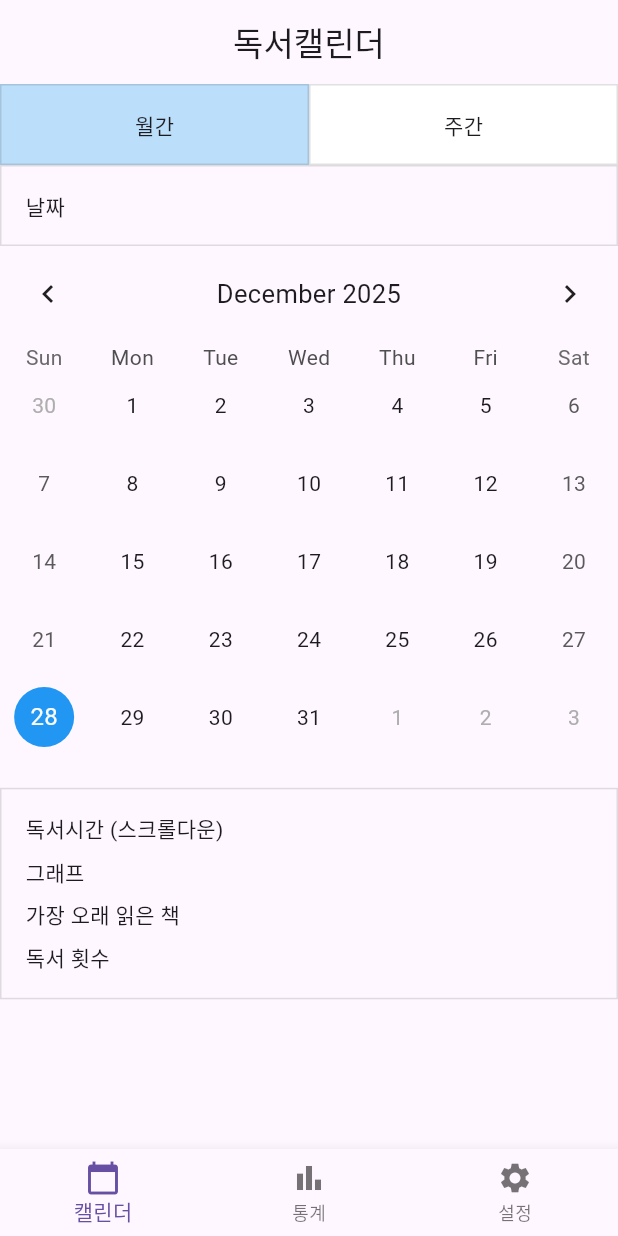
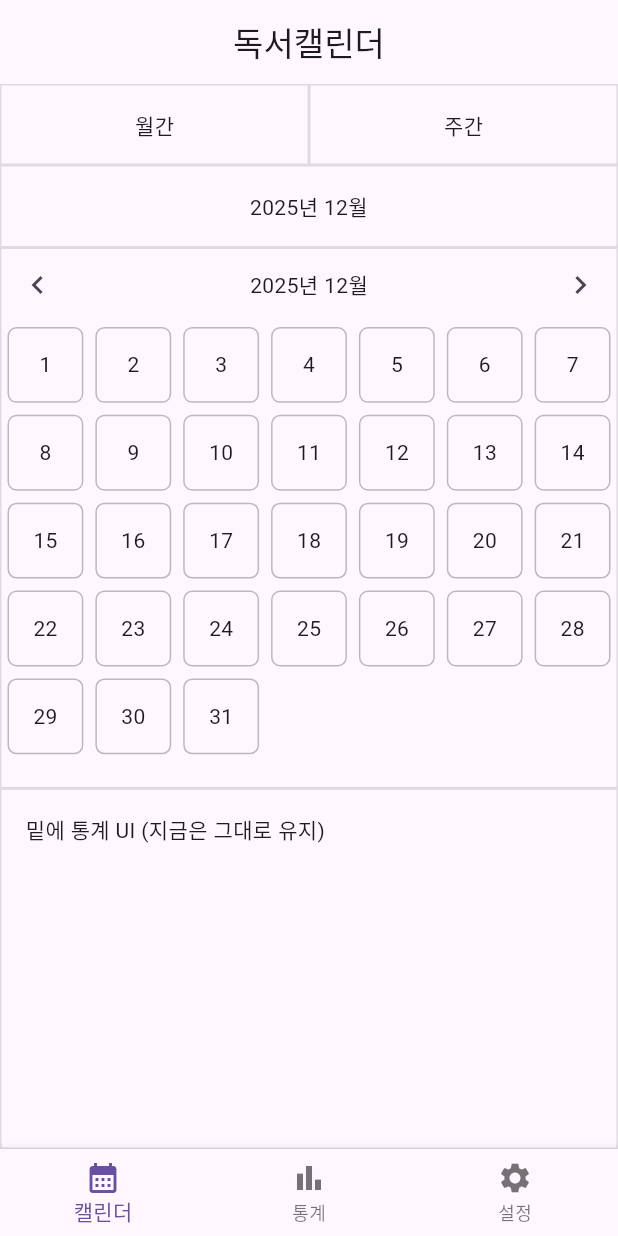
Before and after one commit to KTM090830-77/ebook, a Flutter app: the screen it shows after launch, on a phone screen of 412 x 824 dp. Run offline on Flutter 3.47's test engine with Material 3 defaults, Android fonts, the phone set to English and light mode, and no system bars; drawn by our look-alikes of table_calendar; our stand-ins replace shared_preferences.

Commit message:
0.1.0 ver

```diff
--- a/lib/main.dart
+++ b/lib/main.dart
@@ -1,193 +1,360 @@
+import 'dart:convert';
 import 'package:flutter/material.dart';
-import 'package:table_calendar/table_calendar.dart';
-import 'package:intl/intl.dart';
+import 'package:shared_preferences/shared_preferences.dart';
 
 void main() {
   runApp(const MyApp());
 }
 
-class MyApp extends StatelessWidget {
+////////////////////////////////////////////////////
+///  🌗 앱 전체 테마 관리
+////////////////////////////////////////////////////
+class MyApp extends StatefulWidget {
   const MyApp({super.key});
+
+  @override
+  State<MyApp> createState() => _MyAppState();
+}
+
+class _MyAppState extends State<MyApp> {
+  bool isDark = false;
 
   @override
   Widget build(BuildContext context) {
     return MaterialApp(
-      home: const HomeScreen(),
       debugShowCheckedModeBanner: false,
+
+      themeMode: isDark ? ThemeMode.dark : ThemeMode.light,
+      theme: ThemeData.light(),
+      darkTheme: ThemeData.dark(),
+
+      home: HomeScreen(
+        isDark: isDark,
+        onThemeChanged: (v) => setState(() => isDark = v),
+      ),
     );
   }
 }
 
+////////////////////////////////////////////////////
+///  🏠 홈 + 하단 네비게이션
+////////////////////////////////////////////////////
 class HomeScreen extends StatefulWidget {
-  const HomeScreen({super.key});
+  final bool isDark;
+  final Function(bool) onThemeChanged;
+
+  const HomeScreen({
+    super.key,
+    required this.isDark,
+    required this.onThemeChanged,
+  });
 
   @override
   State<HomeScreen> createState() => _HomeScreenState();
 }
 
 class _HomeScreenState extends State<HomeScreen> {
-  CalendarFormat _calendarFormat = CalendarFormat.month;
-  DateTime _focusedDay = DateTime.now();
-  DateTime? _selectedDay;
+  int index = 0;
+
+  late final List<Widget> pages;
+
+  @override
+  void initState() {
+    super.initState();
+    pages = [
+      const CalendarPage(),
+      const DummyStatsPage(),
+      DummySettingsPage(
+        isDark: widget.isDark,
+        onThemeChanged: widget.onThemeChanged,
+      ),
+    ];
+  }
 
   @override
   Widget build(BuildContext context) {
     return Scaffold(
+      body: pages[index],
+      bottomNavigationBar: BottomNavigationBar(
+        currentIndex: index,
+        onTap: (v) => setState(() => index = v),
+        items: const [
+          BottomNavigationBarItem(
+              icon: Icon(Icons.calendar_month), label: "캘린더"),
+          BottomNavigationBarItem(icon: Icon(Icons.bar_chart), label: "통계"),
+          BottomNavigationBarItem(icon: Icon(Icons.settings), label: "설정"),
+        ],
+      ),
+    );
+  }
+}
+
+////////////////////////////////////////////////////
+///  📅 캘린더 + 날짜 기록 저장
+////////////////////////////////////////////////////
+class CalendarPage extends StatefulWidget {
+  const CalendarPage({super.key});
+
+  @override
+  State<CalendarPage> createState() => _CalendarPageState();
+}
+
+class _CalendarPageState extends State<CalendarPage> {
+  DateTime currentMonth = DateTime.now();
+
+  Map<String, Map<String, String>> records = {};
+  String key(DateTime d) => "${d.year}-${d.month}-${d.day}";
+
+  @override
+  void initState() {
+    super.initState();
+    loadData();
+  }
+
+  Future<void> loadData() async {
+    final prefs = await SharedPreferences.getInstance();
+    final data = prefs.getString("records");
+
+    if (data != null) {
+      setState(() {
+        records = Map<String, Map<String, String>>.from(
+          jsonDecode(data).map(
+                (k, v) => MapEntry(k, Map<String, String>.from(v)),
+          ),
+        );
+      });
+    }
+  }
+
+  Future<void> saveData() async {
+    final prefs = await SharedPreferences.getInstance();
+    prefs.setString("records", jsonEncode(records));
+  }
+
+  @override
+  Widget build(BuildContext context) {
+    final last = DateTime(currentMonth.year, currentMonth.month + 1, 0);
+    final days = List.generate(
+      last.day,
+          (i) => DateTime(currentMonth.year, currentMonth.month, i + 1),
+    );
+
+    return Scaffold(
       appBar: AppBar(
-        title: const Text('독서캘린더'),
+        title: const Text("독서캘린더"),
         centerTitle: true,
       ),
-
       body: Column(
         children: [
-          // 🔵 월간 / 주간 선택 버튼
+          /// 월간 / 주간 UI (현재는 형태만 유지)
           Row(
             children: [
               Expanded(
-                child: InkWell(
-                  onTap: () {
-                    setState(() {
-                      _calendarFormat = CalendarFormat.month;
-                    });
-                  },
                 child: Container(
                   padding: const EdgeInsets.all(16),
                   alignment: Alignment.center,
                   decoration: BoxDecoration(
-                      border: Border.all(color: Colors.black12),
-                      color: _calendarFormat == CalendarFormat.month
-                          ? Colors.blue.shade100
-                          : Colors.white,
-                    ),
-                    child: const Text('월간'),
-                  ),
+                      border: Border.all(color: Colors.black12)),
+                  child: const Text("월간"),
                 ),
               ),
               Expanded(
-                child: InkWell(
-                  onTap: () {
-                    setState(() {
-                      _calendarFormat = CalendarFormat.week;
-                    });
-                  },
                 child: Container(
                   padding: const EdgeInsets.all(16),
                   alignment: Alignment.center,
                   decoration: BoxDecoration(
-                      border: Border.all(color: Colors.black12),
-                      color: _calendarFormat == CalendarFormat.week
-                          ? Colors.blue.shade100
-                          : Colors.white,
-                    ),
-                    child: const Text('주간'),
-                  ),
+                      border: Border.all(color: Colors.black12)),
+                  child: const Text("주간"),
                 ),
               ),
             ],
           ),
 
-          // 🔵 날짜 표시
+          /// 월 표시
           Container(
             width: double.infinity,
             padding: const EdgeInsets.all(16),
-            decoration: BoxDecoration(
-              border: Border.all(color: Colors.black12),
-            ),
+            decoration: BoxDecoration(border: Border.all(color: Colors.black12)),
             child: Text(
-              _selectedDay == null
-                  ? "날짜"
-                  : DateFormat('yyyy년 MM월 dd일').format(_selectedDay!),
+              "${currentMonth.year}년 ${currentMonth.month}월",
+              textAlign: TextAlign.center,
             ),
           ),
 
-          // 🔵 실제 캘린더
+          /// 캘린더
           Expanded(
             flex: 3,
-            child: TableCalendar(
-              firstDay: DateTime(2000),
-              lastDay: DateTime(2100),
-              focusedDay: _focusedDay,
-
-              calendarFormat: _calendarFormat,
-              onFormatChanged: (format) {
+            child: Container(
+              decoration: BoxDecoration(border: Border.all(color: Colors.black12)),
+              child: Column(
+                children: [
+                  Row(
+                    mainAxisAlignment: MainAxisAlignment.spaceBetween,
+                    children: [
+                      IconButton(
+                        icon: const Icon(Icons.chevron_left),
+                        onPressed: () {
                           setState(() {
-                  _calendarFormat = format;
+                            currentMonth = DateTime(
+                                currentMonth.year, currentMonth.month - 1);
                           });
                         },
-
-              selectedDayPredicate: (day) {
-                return isSameDay(_selectedDay, day);
-              },
-
-              onDaySelected: (selectedDay, focusedDay) {
+                      ),
+                      Text("${currentMonth.year}년 ${currentMonth.month}월"),
+                      IconButton(
+                        icon: const Icon(Icons.chevron_right),
+                        onPressed: () {
                           setState(() {
-                  _selectedDay = selectedDay;
-                  _focusedDay = focusedDay;
+                            currentMonth = DateTime(
+                                currentMonth.year, currentMonth.month + 1);
                           });
                         },
-
-              headerStyle: const HeaderStyle(
-                titleCentered: true,
-                formatButtonVisible: false,
+                      ),
+                    ],
                   ),
 
-              calendarStyle: const CalendarStyle(
-                todayDecoration: BoxDecoration(
-                  color: Colors.blue,
-                  shape: BoxShape.circle,
+                  Expanded(
+                    child: GridView.builder(
+                      itemCount: days.length,
+                      gridDelegate:
+                      const SliverGridDelegateWithFixedCrossAxisCount(
+                        crossAxisCount: 7,
                       ),
-                selectedDecoration: BoxDecoration(
-                  color: Colors.deepOrange,
-                  shape: BoxShape.circle,
+                      itemBuilder: (context, index) {
+                        final d = days[index];
+                        final hasData = records.containsKey(key(d));
+
+                        return GestureDetector(
+                          onTap: () => openInput(d),
+                          child: Container(
+                            margin: const EdgeInsets.all(4),
+                            decoration: BoxDecoration(
+                              border: Border.all(color: Colors.black26),
+                              borderRadius: BorderRadius.circular(6),
                             ),
+                            child: Stack(
+                              alignment: Alignment.center,
+                              children: [
+                                Text("${d.day}"),
+                                if (hasData)
+                                  const Positioned(
+                                    bottom: 6,
+                                    child: CircleAvatar(
+                                      radius: 5,
+                                      backgroundColor: Colors.blue,
+                                    ),
+                                  )
+                              ],
+                            ),
+                          ),
+                        );
+                      },
+                    ),
+                  ),
+                ],
               ),
             ),
           ),
 
-          // 🔵 통계 영역 (스크롤)
+          /// 아래 통계 영역 (임시 유지)
           Expanded(
             flex: 2,
-            child: SingleChildScrollView(
             child: Container(
               width: double.infinity,
               padding: const EdgeInsets.all(16),
-                decoration: BoxDecoration(
-                  border: Border.all(color: Colors.black12),
+              decoration: BoxDecoration(border: Border.all(color: Colors.black12)),
+              child: const Text("밑에 통계 UI (지금은 그대로 유지)"),
             ),
-                child: const Column(
-                  crossAxisAlignment: CrossAxisAlignment.start,
-                  children: [
-                    Text('독서시간 (스크롤다운)'),
-                    SizedBox(height: 8),
-                    Text('그래프'),
-                    SizedBox(height: 8),
-                    Text('가장 오래 읽은 책'),
-                    SizedBox(height: 8),
-                    Text('독서 횟수'),
-                  ],
-                ),
-              ),
-            ),
-          ),
-        ],
-      ),
-
-      bottomNavigationBar: BottomNavigationBar(
-        items: [
-          BottomNavigationBarItem(
-            icon: Icon(Icons.calendar_today),
-            label: '캘린더',
-          ),
-          BottomNavigationBarItem(
-            icon: Icon(Icons.bar_chart),
-            label: '통계',
-          ),
-          BottomNavigationBarItem(
-            icon: Icon(Icons.settings),
-            label: '설정',
           ),
         ],
       ),
     );
   }
+
+  void openInput(DateTime date) {
+    final book = TextEditingController();
+    final time = TextEditingController();
+    final k = key(date);
+
+    if (records.containsKey(k)) {
+      book.text = records[k]!["book"] ?? "";
+      time.text = records[k]!["time"] ?? "";
     }
+
+    showDialog(
+      context: context,
+      builder: (_) => AlertDialog(
+        title: Text("${date.year}/${date.month}/${date.day} 기록"),
+        content: Column(
+          mainAxisSize: MainAxisSize.min,
+          children: [
+            TextField(
+                decoration: const InputDecoration(labelText: "읽은 책"),
+                controller: book),
+            TextField(
+              decoration: const InputDecoration(labelText: "읽은 시간(분)"),
+              keyboardType: TextInputType.number,
+              controller: time,
+            ),
+          ],
+        ),
+        actions: [
+          TextButton(
+              onPressed: () => Navigator.pop(context),
+              child: const Text("취소")),
+          ElevatedButton(
+            onPressed: () async {
+              records[k] = {"book": book.text, "time": time.text};
+              await saveData();
+              setState(() {});
+              Navigator.pop(context);
+            },
+            child: const Text("저장"),
+          )
+        ],
+      ),
+    );
+  }
+}
+
+////////////////////////////////////////////////////
+/// 📊 통계 더미
+////////////////////////////////////////////////////
+class DummyStatsPage extends StatelessWidget {
+  const DummyStatsPage({super.key});
+
+  @override
+  Widget build(BuildContext context) {
+    return const Scaffold(
+      body: Center(child: Text("통계 (나중에 구현)")),
+    );
+  }
+}
+
+////////////////////////////////////////////////////
+/// ⚙️ 설정 + 다크모드 스위치
+////////////////////////////////////////////////////
+class DummySettingsPage extends StatelessWidget {
+  final bool isDark;
+  final Function(bool) onThemeChanged;
+
+  const DummySettingsPage({
+    super.key,
+    required this.isDark,
+    required this.onThemeChanged,
+  });
+
+  @override
+  Widget build(BuildContext context) {
+    return Scaffold(
+      appBar: AppBar(title: const Text("설정")),
+      body: ListTile(
+        title: const Text("다크 모드"),
+        trailing: Switch(
+          value: isDark,
+          onChanged: onThemeChanged,
+        ),
+      ),
+    );
+  }
+}
--- a/pubspec.yaml
+++ b/pubspec.yaml
@@ -30,6 +30,7 @@ environment:
 dependencies:
   table_calendar: ^3.1.0
   intl: ^0.19.0
+  shared_preferences: ^2.2.2
   flutter:
     sdk: flutter
 
```
Also changed, not shown: pubspec.lock, 1 other file. Lines whose indentation alone changed are shown as unchanged.
